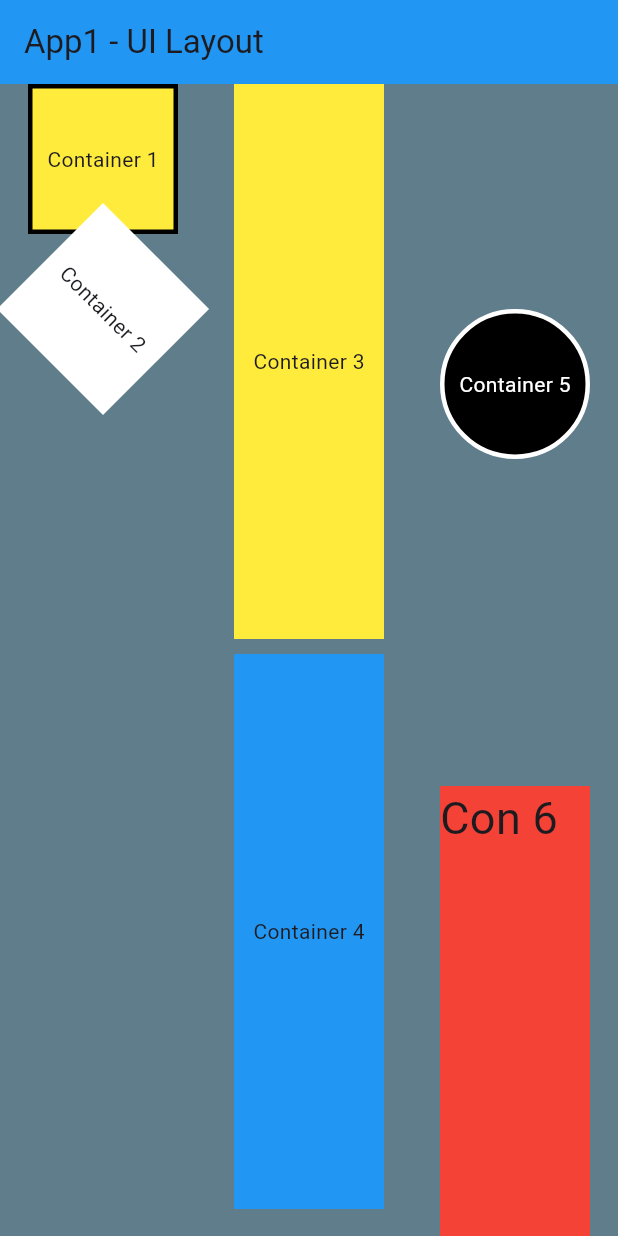
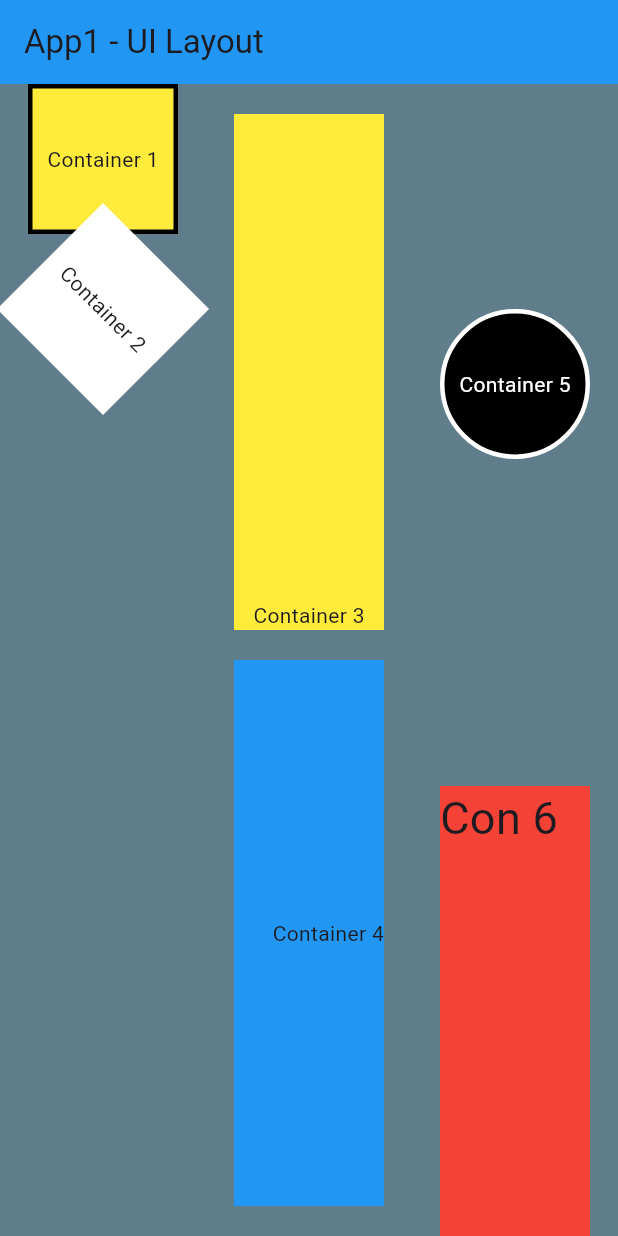
Before and after one commit to ssingh301/DMIT-2504A01-Assignments-SukhsimratPal-Jan2024, a Flutter app: the screen it shows after launch, on a phone screen of 412 x 824 dp. Run offline on Flutter 3.47's test engine with Material 3 defaults, Android fonts, the phone set to English and light mode, and no system bars.

Commit message:
Final Commit

```diff
--- a/assign1_sukhsimrat/lib/main.dart
+++ b/assign1_sukhsimrat/lib/main.dart
@@ -19,8 +19,7 @@ class Demo extends StatelessWidget {
           title: const Text("App1 - UI Layout"),
           backgroundColor: Colors.blue,
         ),
-        body:Container(
-        child: Row(
+        body:Row(
           mainAxisAlignment: MainAxisAlignment.spaceAround,
           children: <Widget>[
             // Column for Container 1 and Container 2
@@ -53,23 +52,39 @@ class Demo extends StatelessWidget {
             //Column for Container 3 and Container 4
           Column(
           children: <Widget>[
-              Padding(
-                padding: const EdgeInsets.only(bottom: 10),
+                  Expanded(
+                    flex: 1,
+                    child: Padding(
+                      padding: const EdgeInsets.only(bottom: 20, top: 20),
                       child: Container(
+                        height: 100.0,
+                        width: 100.0,
                         color: Colors.yellow,
-                  height: 370,
-                  width: 100,
-                  child: const Center(child: Text('Container 3')),
+                        child: const Align(
+                              alignment: Alignment.bottomCenter,
+                              child: Text('Container 3'),
                       ),
                     ),
-              Container(
+                  ),
+                ),
+                  Expanded(
+                    flex: 1,
+                    child: Padding(
+                      padding: const EdgeInsets.only(bottom: 20),
+                      child: Container(
+                        height: 100.0,
+                        width: 100.0,
                         color: Colors.blue,
-                height: 370,
-                width: 100,
-                child: const Center(child: Text('Container 4')),
+                        child: const Align(
+                              alignment: Alignment.centerRight,
+                              child: Text('Container 4'),
+                      ),
+                    ),
+                  ),
                 ),
                 ],
               ),
+
             //Column for Container 5 and Container 6
             Column(
               mainAxisAlignment: MainAxisAlignment.spaceBetween,
@@ -114,7 +129,6 @@ class Demo extends StatelessWidget {
               ],
             ),
  ),
- ),
 );
 }
 }
```
Lines whose indentation alone changed are shown as unchanged.
